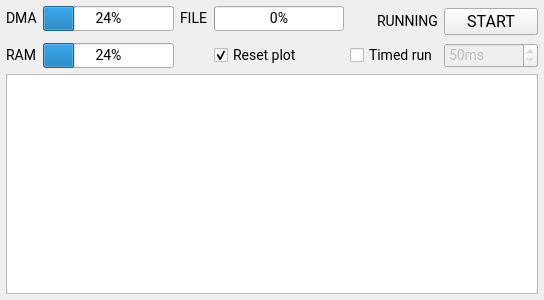
sevenreek/qtadqscope, file PrimaryControls.ui: the form before one commit.
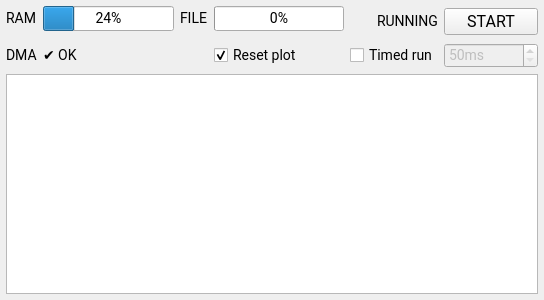
The form after the commit.

```diff
--- a/PrimaryControls.ui
+++ b/PrimaryControls.ui
@@ -71,26 +71,19 @@
    <item row="3" column="0">
     <widget class="QLabel" name="label_14">
      <property name="text">
-      <string>RAM</string>
-     </property>
-    </widget>
-   </item>
-   <item row="3" column="1">
-    <widget class="QProgressBar" name="RAMFillStatus">
-     <property name="value">
-      <number>24</number>
+      <string>DMA</string>
      </property>
     </widget>
    </item>
    <item row="1" column="0">
     <widget class="QLabel" name="label_13">
      <property name="text">
-      <string>DMA</string>
+      <string>RAM</string>
      </property>
     </widget>
    </item>
    <item row="1" column="1">
-    <widget class="QProgressBar" name="DMAFillStatus">
+    <widget class="QProgressBar" name="RAMFillStatus">
      <property name="maximum">
       <number>100</number>
      </property>
@@ -167,6 +160,13 @@
      </property>
     </widget>
    </item>
+   <item row="3" column="1">
+    <widget class="QLabel" name="DMAFillStatusLabel">
+     <property name="text">
+      <string>✔️ OK</string>
+     </property>
+    </widget>
+   </item>
   </layout>
  </widget>
  <resources/>
```
